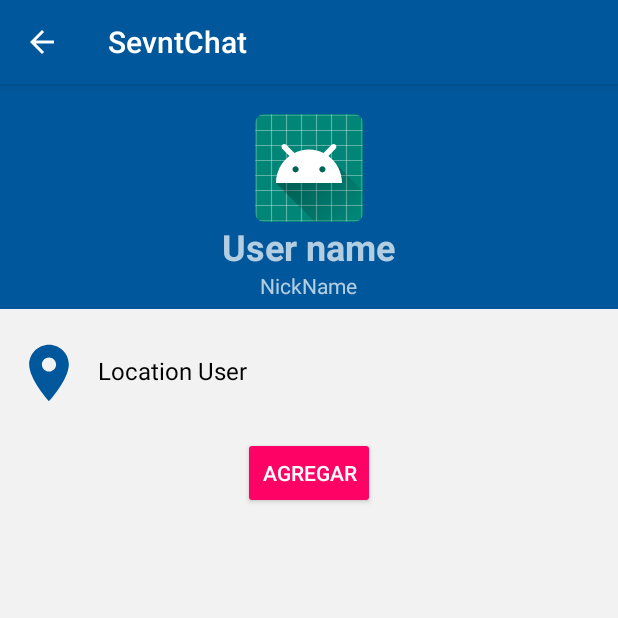
After one commit to L3X7/sevnt-chat-mobile, an Android app: the UserSearchInformationActivity screen opened directly, with no data from a screen before it, on a phone screen of 412 x 824 dp, the top half of it. The commit adds this screen. Run offline under Robolectric (Android 15) with nearby library versions, the phone set to English and light mode, and no system bars; network calls fail.

Commit message:
add information user activity, search user

```diff
--- a/app/src/main/AndroidManifest.xml
+++ b/app/src/main/AndroidManifest.xml
@@ -30,7 +30,11 @@
         </activity>
         <activity
             android:name=".activities.RegisterActivity"
-            android:theme="@style/AppTheme.NoActionBar"></activity>
+            android:theme="@style/AppTheme.NoActionBar" />
+        <activity android:name=".activities.SearchContactActivity" />
+        <activity
+            android:name=".activities.UserSearchInformationActivity">
+        </activity>
     </application>
 
 </manifest>
--- a/app/src/main/java/com/sevnt/alex/sevntchat/activities/ChatActivity.kt
+++ b/app/src/main/java/com/sevnt/alex/sevntchat/activities/ChatActivity.kt
@@ -63,7 +63,6 @@ class ChatActivity : AppCompatActivity() {
         recyclerView.layoutManager = LinearLayoutManager(this)
         recyclerView.setHasFixedSize(true)
         loadChats(this)
-
 
     }
 
--- /dev/null
+++ b/app/src/main/java/com/sevnt/alex/sevntchat/activities/UserSearchInformationActivity.kt
@@ -0,0 +1,37 @@
+package com.sevnt.alex.sevntchat.activities
+
+import android.support.v7.app.AppCompatActivity
+import android.os.Bundle
+import android.view.MenuItem
+import android.widget.ImageView
+import android.widget.TextView
+import com.sevnt.alex.sevntchat.R
+
+class UserSearchInformationActivity : AppCompatActivity() {
+    private lateinit var imgViewUserSearchInformation: ImageView
+    private lateinit var txtViewNameUserSearchInformation: TextView
+    private lateinit var txtViewUserNameUserSearchInformation: TextView
+    private lateinit var txtViewLocationUserSearchInformation: TextView
+
+    override fun onCreate(savedInstanceState: Bundle?) {
+        super.onCreate(savedInstanceState)
+        setContentView(R.layout.activity_user_search_information)
+        supportActionBar?.setDisplayHomeAsUpEnabled(true)
+        supportActionBar?.setDisplayShowHomeEnabled(true)
+
+        imgViewUserSearchInformation = findViewById(R.id.imgViewUserSearchInformation)
+        txtViewNameUserSearchInformation = findViewById(R.id.txtViewNameUserSearchInformation)
+        txtViewUserNameUserSearchInformation = findViewById(R.id.txtViewUserNameUserSearchInformation)
+        txtViewLocationUserSearchInformation = findViewById(R.id.txtViewLocationUserSearchInformation)
+
+    }
+
+    override fun onOptionsItemSelected(item: MenuItem?): Boolean {
+        val id = item?.itemId
+        if (id == android.R.id.home) {
+            this.finish()
+        }
+        return super.onOptionsItemSelected(item)
+
+    }
+}
--- a/app/src/main/java/com/sevnt/alex/sevntchat/fragments/ChatListFragment.kt
+++ b/app/src/main/java/com/sevnt/alex/sevntchat/fragments/ChatListFragment.kt
@@ -15,6 +15,7 @@ class ChatListFragment : Fragment() {
     private lateinit var recyclerView: RecyclerView
     private lateinit var chatListModel: ArrayList<ChatListModel>
     private lateinit var chatListAdapter: ChatListAdapter
+
 
     override fun onCreate(savedInstanceState: Bundle?) {
         super.onCreate(savedInstanceState)
@@ -35,7 +36,6 @@ class ChatListFragment : Fragment() {
         chatListModel = ArrayList()
 
 
-
     }
 
 }
--- /dev/null
+++ b/app/src/main/res/drawable/ic_location_on.xml
@@ -0,0 +1,5 @@
+<vector android:height="24dp" android:tint="#01579B"
+    android:viewportHeight="24.0" android:viewportWidth="24.0"
+    android:width="24dp" xmlns:android="http://schemas.android.com/apk/res/android">
+    <path android:fillColor="#FF000000" android:pathData="M12,2C8.13,2 5,5.13 5,9c0,5.25 7,13 7,13s7,-7.75 7,-13c0,-3.87 -3.13,-7 -7,-7zM12,11.5c-1.38,0 -2.5,-1.12 -2.5,-2.5s1.12,-2.5 2.5,-2.5 2.5,1.12 2.5,2.5 -1.12,2.5 -2.5,2.5z"/>
+</vector>
--- /dev/null
+++ b/app/src/main/res/drawable/ic_person_add.xml
@@ -0,0 +1,5 @@
+<vector android:height="24dp" android:tint="#FFFFFF"
+    android:viewportHeight="24.0" android:viewportWidth="24.0"
+    android:width="24dp" xmlns:android="http://schemas.android.com/apk/res/android">
+    <path android:fillColor="#FF000000" android:pathData="M15,12c2.21,0 4,-1.79 4,-4s-1.79,-4 -4,-4 -4,1.79 -4,4 1.79,4 4,4zM6,10L6,7L4,7v3L1,10v2h3v3h2v-3h3v-2L6,10zM15,14c-2.67,0 -8,1.34 -8,4v2h16v-2c0,-2.66 -5.33,-4 -8,-4z"/>
+</vector>
--- /dev/null
+++ b/app/src/main/res/drawable/ic_search.xml
@@ -0,0 +1,5 @@
+<vector android:height="24dp" android:tint="#FFFFFF"
+    android:viewportHeight="24.0" android:viewportWidth="24.0"
+    android:width="24dp" xmlns:android="http://schemas.android.com/apk/res/android">
+    <path android:fillColor="#FF000000" android:pathData="M15.5,14h-0.79l-0.28,-0.27C15.41,12.59 16,11.11 16,9.5 16,5.91 13.09,3 9.5,3S3,5.91 3,9.5 5.91,16 9.5,16c1.61,0 3.09,-0.59 4.23,-1.57l0.27,0.28v0.79l5,4.99L20.49,19l-4.99,-5zM9.5,14C7.01,14 5,11.99 5,9.5S7.01,5 9.5,5 14,7.01 14,9.5 11.99,14 9.5,14z"/>
+</vector>
--- /dev/null
+++ b/app/src/main/res/layout/activity_user_search_information.xml
@@ -0,0 +1,78 @@
+<?xml version="1.0" encoding="utf-8"?>
+<LinearLayout xmlns:android="http://schemas.android.com/apk/res/android"
+    xmlns:app="http://schemas.android.com/apk/res-auto"
+    android:layout_width="match_parent"
+    android:layout_height="match_parent"
+    android:orientation="vertical">
+
+    <LinearLayout
+        android:layout_width="match_parent"
+        android:layout_height="150dp"
+        android:background="@color/colorPrimary"
+        android:orientation="vertical">
+
+        <ImageView
+            android:id="@+id/imgViewUserSearchInformation"
+            android:layout_width="wrap_content"
+            android:layout_height="wrap_content"
+            android:layout_gravity="center"
+            android:layout_marginTop="20dp"
+            app:srcCompat="@mipmap/ic_launcher" />
+
+        <TextView
+            android:id="@+id/txtViewNameUserSearchInformation"
+            android:layout_width="wrap_content"
+            android:layout_height="wrap_content"
+            android:layout_gravity="center"
+            android:text="User name"
+            android:textSize="24sp"
+            android:textStyle="bold" />
+
+        <TextView
+            android:id="@+id/txtViewUserNameUserSearchInformation"
+            android:layout_width="wrap_content"
+            android:layout_height="wrap_content"
+            android:layout_gravity="center"
+            android:text="NickName" />
+    </LinearLayout>
+
+    <LinearLayout
+        android:layout_width="match_parent"
+        android:layout_height="wrap_content"
+        android:layout_marginLeft="10dp"
+        android:layout_marginTop="20dp"
+        android:layout_marginRight="10dp"
+        android:orientation="horizontal">
+
+        <ImageView
+            android:layout_width="45dp"
+            android:layout_height="45dp"
+            app:srcCompat="@drawable/ic_location_on" />
+
+        <TextView
+            android:layout_width="wrap_content"
+            android:layout_height="wrap_content"
+            android:layout_marginLeft="10dp"
+            android:layout_marginTop="10dp"
+            android:text="Location User"
+            android:textColor="@android:color/black"
+            android:textSize="16sp"
+            android:id="@+id/txtViewLocationUserSearchInformation"/>
+
+    </LinearLayout>
+
+    <LinearLayout
+        android:layout_width="match_parent"
+        android:layout_height="wrap_content"
+        android:orientation="vertical"
+        android:layout_marginTop="20dp">
+
+        <Button
+            android:layout_width="wrap_content"
+            android:layout_height="wrap_content"
+            android:layout_gravity="center"
+            android:theme="@style/AppTheme.Button"
+            android:text="Agregar" />
+    </LinearLayout>
+
+</LinearLayout>
```
Also changed, not shown: app/src/main/java/com/sevnt/alex/sevntchat/MainActivity.kt (+9 -1 lines), app/src/main/java/com/sevnt/alex/sevntchat/activities/SearchContactActivity.kt (added, +117 -0 lines), app/src/main/java/com/sevnt/alex/sevntchat/adapters/SearchContactListAdapter.kt (added, +51 -0 lines), app/src/main/res/layout/activity_chat.xml (+5 -2 lines), app/src/main/res/layout/activity_main.xml (+13 -0 lines), app/src/main/res/layout/activity_search_contact.xml (added, +55 -0 lines), app/src/main/res/values/strings.xml (+6 -1 lines), app/src/main/res/values/styles.xml (+9 -0 lines).
